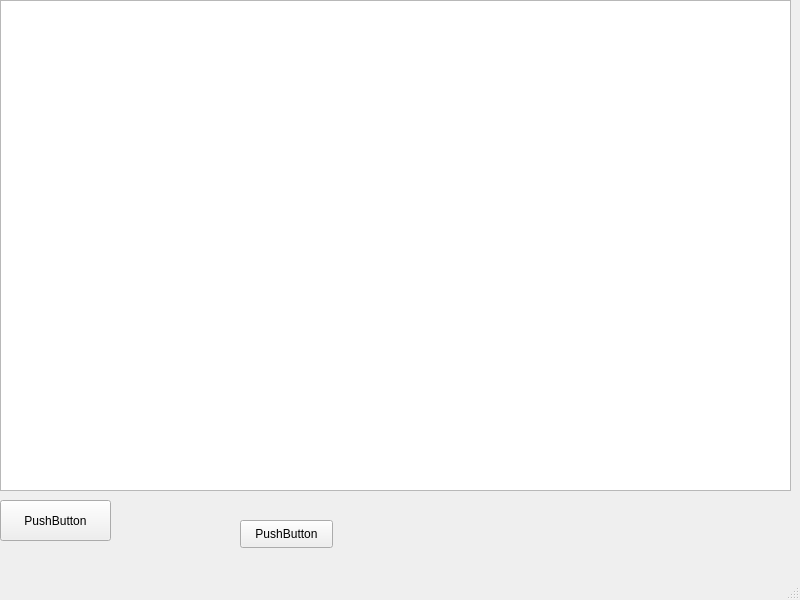
Qt form FirstMainWin.ui (honqiang/pyqt5test) before a commit.
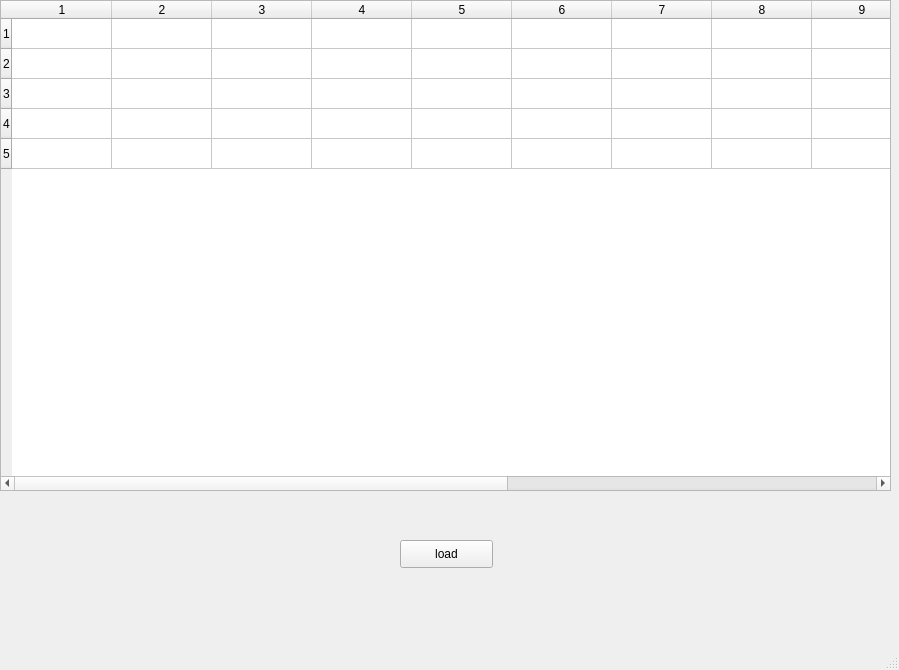
The same form after that commit.

What changed in the file:
```diff
--- a/FirstMainWin.ui
+++ b/FirstMainWin.ui
@@ -6,48 +6,60 @@
    <rect>
     <x>0</x>
     <y>0</y>
-    <width>800</width>
-    <height>600</height>
+    <width>899</width>
+    <height>670</height>
    </rect>
   </property>
   <property name="windowTitle">
    <string>MainWindow</string>
   </property>
   <widget class="QWidget" name="centralwidget">
-   <widget class="QPushButton" name="pushButton">
-    <property name="geometry">
-     <rect>
-      <x>0</x>
-      <y>500</y>
-      <width>111</width>
-      <height>41</height>
-     </rect>
-    </property>
-    <property name="text">
-     <string>PushButton</string>
-    </property>
-   </widget>
    <widget class="QTableWidget" name="tableWidget">
     <property name="geometry">
      <rect>
       <x>0</x>
       <y>0</y>
-      <width>791</width>
+      <width>891</width>
       <height>491</height>
      </rect>
     </property>
+    <property name="rowCount">
+     <number>5</number>
+    </property>
+    <property name="columnCount">
+     <number>14</number>
+    </property>
+    <row/>
+    <row/>
+    <row/>
+    <row/>
+    <row/>
+    <column/>
+    <column/>
+    <column/>
+    <column/>
+    <column/>
+    <column/>
+    <column/>
+    <column/>
+    <column/>
+    <column/>
+    <column/>
+    <column/>
+    <column/>
+    <column/>
    </widget>
    <widget class="QPushButton" name="pushButton_2">
     <property name="geometry">
      <rect>
-      <x>240</x>
-      <y>520</y>
+      <x>400</x>
+      <y>540</y>
       <width>93</width>
       <height>28</height>
      </rect>
     </property>
     <property name="text">
-     <string>PushButton</string>
+     <string>load</string>
     </property>
    </widget>
   </widget>
```
Left out of the diff: 12 changed lines with no effect on the pictures.
